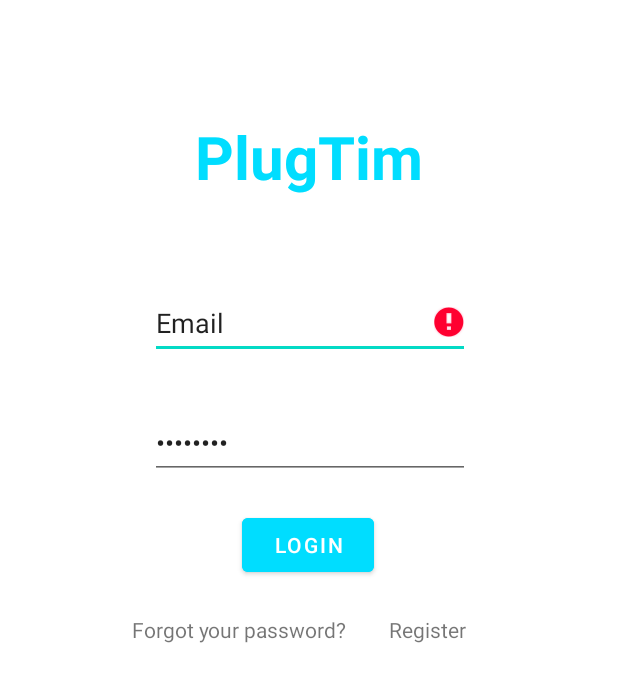
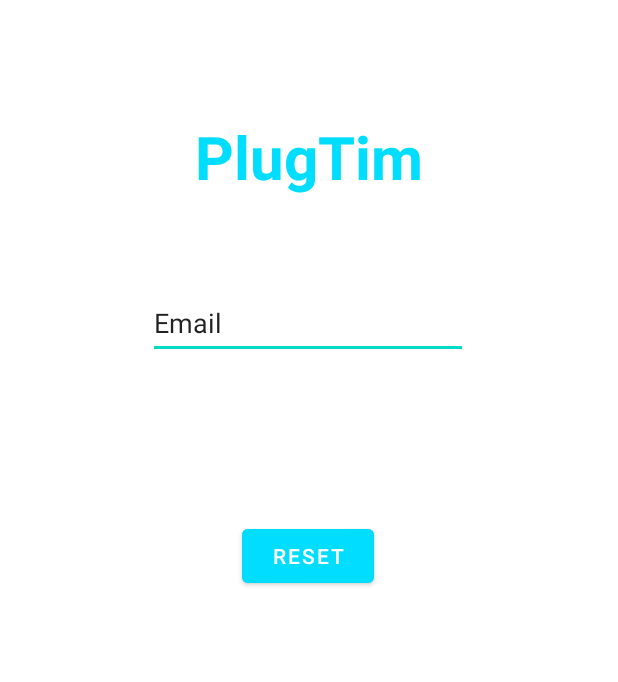
Before and after one commit to DumitrescuBogdanDoru/PlugTimProject, an Android app: the screen it shows after launch (MainActivity before the commit, ForgotPassword after it), after a tap on "Forgot your password?", on a phone screen of 412 x 824 dp. Shown: the top 682 px of the screen. Run offline under Robolectric (Android 15) with nearby library versions, the phone set to English and light mode, and no system bars; our stand-ins replace Firebase (no records; nobody signed in at launch, a user with empty details on screens opened directly); 1 other tap on this screen came first.

Commit message:
M-4: reset password functionality added

```diff
--- a/app/src/main/AndroidManifest.xml
+++ b/app/src/main/AndroidManifest.xml
@@ -11,6 +11,9 @@
         android:roundIcon="@mipmap/ic_launcher_round"
         android:supportsRtl="true"
         android:theme="@style/Theme.PlugTimProject">
+        <activity
+            android:name=".ForgotPassword"
+            android:exported="false" />
         <activity
             android:name=".MainMenu"
             android:exported="false" />
--- /dev/null
+++ b/app/src/main/java/com/dbd/plugtimproject/ForgotPassword.java
@@ -0,0 +1,66 @@
+package com.dbd.plugtimproject;
+
+import androidx.annotation.NonNull;
+import androidx.appcompat.app.AppCompatActivity;
+
+import android.os.Bundle;
+import android.util.Patterns;
+import android.view.View;
+import android.widget.Button;
+import android.widget.EditText;
+import android.widget.Toast;
+
+import com.google.android.gms.tasks.OnCompleteListener;
+import com.google.android.gms.tasks.Task;
+import com.google.firebase.auth.FirebaseAuth;
+
+public class ForgotPassword extends AppCompatActivity {
+
+    private EditText forUsername;
+    private Button resetBtnFor;
+
+    FirebaseAuth mAuth;
+
+    @Override
+    protected void onCreate(Bundle savedInstanceState) {
+        super.onCreate(savedInstanceState);
+        setContentView(R.layout.activity_forgot_password);
+
+        forUsername = findViewById(R.id.forUsername);
+        resetBtnFor = findViewById(R.id.resetBtnFor);
+
+        mAuth = FirebaseAuth.getInstance();
+
+        resetBtnFor.setOnClickListener(new View.OnClickListener() {
+            @Override
+            public void onClick(View v) {
+                resetPassword();
+            }
+        });
+    }
+
+    private void resetPassword() {
+        String email = forUsername.getText().toString().trim();
+
+        if (email.isEmpty()) {
+            forUsername.setError("Email is required");
+            forUsername.requestFocus();
+            return;
+        } else if (!Patterns.EMAIL_ADDRESS.matcher(email).matches()) {
+            forUsername.setError("Email is invalid");
+            forUsername.requestFocus();
+            return;
+        }
+
+        mAuth.sendPasswordResetEmail(email).addOnCompleteListener(new OnCompleteListener<Void>() {
+            @Override
+            public void onComplete(@NonNull Task<Void> task) {
+                if (task.isSuccessful()) {
+                    Toast.makeText(ForgotPassword.this, "An email has been send to reset your password", Toast.LENGTH_SHORT).show();
+                } else {
+                    Toast.makeText(ForgotPassword.this, "Something went wrong. Please try again.", Toast.LENGTH_SHORT).show();
+                }
+            }
+        });
+    }
+}
--- a/app/src/main/java/com/dbd/plugtimproject/MainActivity.java
+++ b/app/src/main/java/com/dbd/plugtimproject/MainActivity.java
@@ -56,6 +56,7 @@ public class MainActivity extends AppCompatActivity implements View.OnClickListe
                 loginUser();
                 break;
             case R.id.forgotBtnLog:
+                startActivity(new Intent(getApplicationContext(), ForgotPassword.class));
                 break;
         }
     }
--- /dev/null
+++ b/app/src/main/res/layout/activity_forgot_password.xml
@@ -0,0 +1,55 @@
+<?xml version="1.0" encoding="utf-8"?>
+<androidx.constraintlayout.widget.ConstraintLayout xmlns:android="http://schemas.android.com/apk/res/android"
+    xmlns:app="http://schemas.android.com/apk/res-auto"
+    xmlns:tools="http://schemas.android.com/tools"
+    android:layout_width="match_parent"
+    android:layout_height="match_parent"
+    tools:context=".ForgotPassword">
+
+    <TextView
+        android:id="@+id/textView"
+        android:layout_width="wrap_content"
+        android:layout_height="wrap_content"
+        android:text="PlugTim"
+        android:textAppearance="@style/TextAppearance.AppCompat.Display1"
+        android:textColor="@android:color/holo_blue_bright"
+        android:textSize="40sp"
+        android:textStyle="bold"
+        app:layout_constraintBottom_toBottomOf="parent"
+        app:layout_constraintHorizontal_bias="0.500"
+        app:layout_constraintLeft_toLeftOf="parent"
+        app:layout_constraintRight_toRightOf="parent"
+        app:layout_constraintTop_toTopOf="parent"
+        app:layout_constraintVertical_bias="0.100" />
+
+
+    <EditText
+        android:id="@+id/forUsername"
+        android:layout_width="wrap_content"
+        android:layout_height="wrap_content"
+        android:layout_marginTop="60dp"
+        android:ems="10"
+        android:inputType="textPersonName"
+        android:minHeight="48dp"
+        android:text="Email"
+        app:layout_constraintEnd_toEndOf="parent"
+        app:layout_constraintHorizontal_bias="0.497"
+        app:layout_constraintStart_toStartOf="parent"
+        app:layout_constraintTop_toBottomOf="@+id/textView" />
+
+    <Button
+        android:id="@+id/resetBtnFor"
+        android:layout_width="wrap_content"
+        android:layout_height="wrap_content"
+        android:layout_marginBottom="392dp"
+        android:backgroundTint="@android:color/holo_blue_bright"
+        android:text="Reset"
+        android:textColor="@android:color/white"
+        app:layout_constraintBottom_toBottomOf="parent"
+        app:layout_constraintEnd_toEndOf="parent"
+        app:layout_constraintHorizontal_bias="0.498"
+        app:layout_constraintStart_toStartOf="parent"
+        app:layout_constraintTop_toBottomOf="@+id/forUsername"
+        app:layout_constraintVertical_bias="0.741" />
+
+</androidx.constraintlayout.widget.ConstraintLayout>
```
